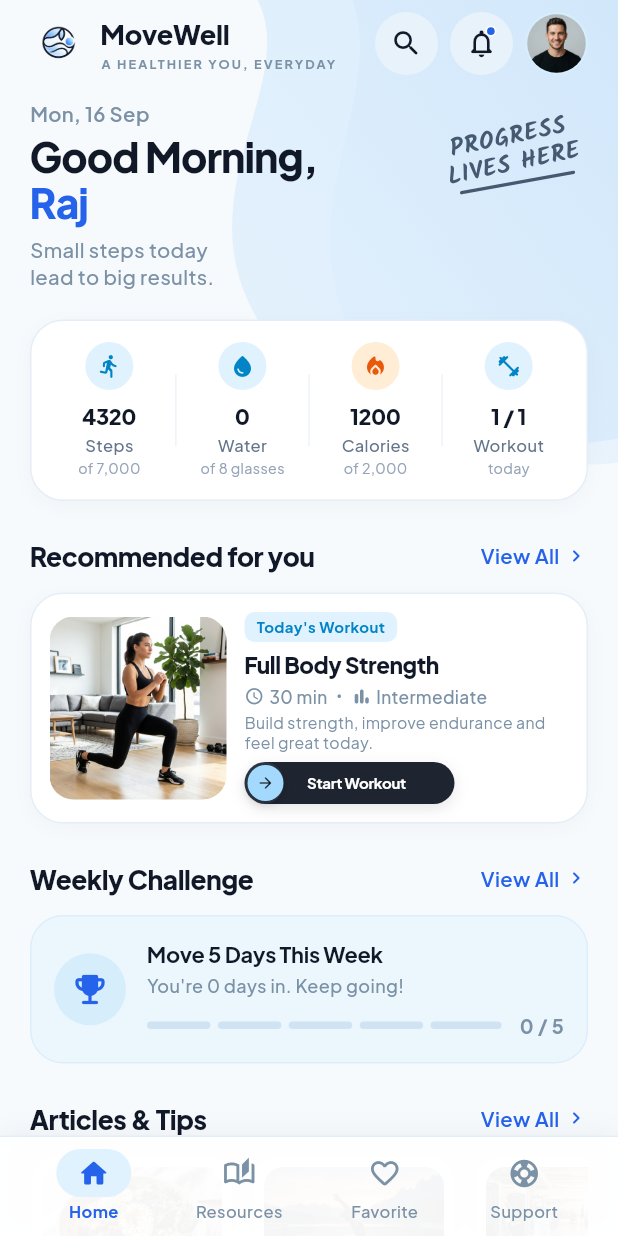
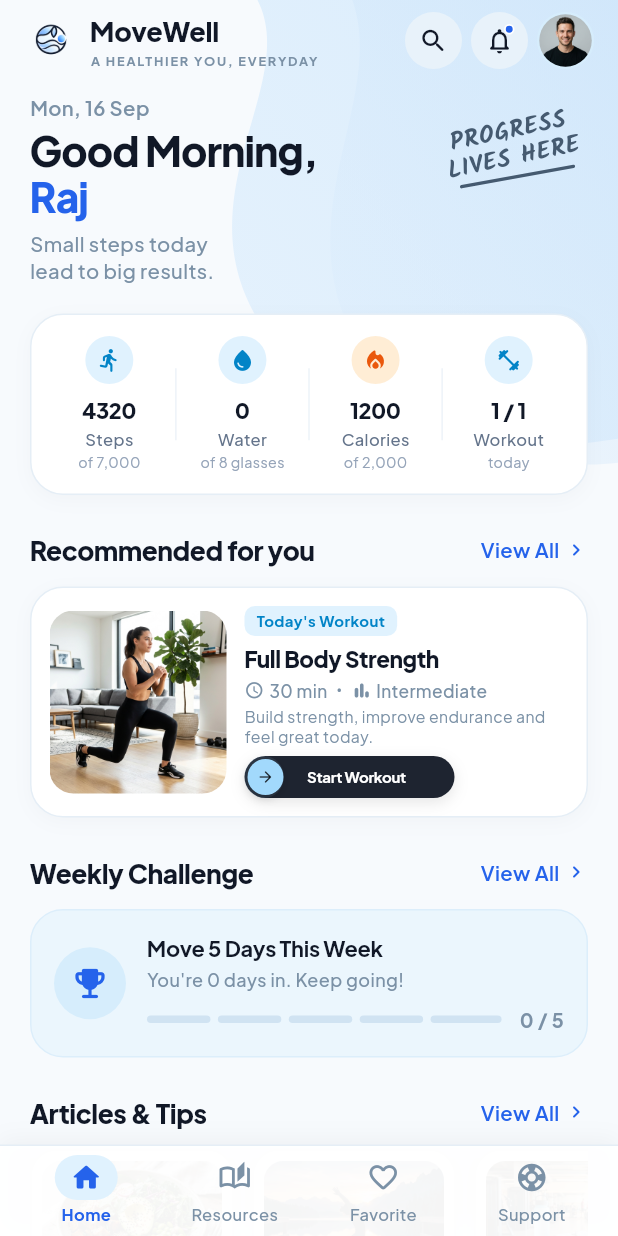
Before and after one commit to Rajkoli145/MoveWell, a Flutter app: the HomeScreen screen opened directly, on a phone screen of 412 x 824 dp. Run offline on Flutter 3.47's test engine with Material 3 defaults, Android fonts, the phone set to English and light mode, and no system bars; our stand-ins replace firebase_auth, firebase_core, firebase_storage, google_fonts, google_sign_in, image_picker; accounts and stored records are empty; Roboto replaces fonts that are missing (Arial).

Commit message:
fix: make HomeScreen top app bar, section headers, and bottom nav fully responsive across all screen sizes without overflow

```diff
--- a/lib/screens/home_screen.dart
+++ b/lib/screens/home_screen.dart
@@ -638,21 +638,27 @@ class _HomeScreenState extends State<HomeScreen> {
   // ---------------------------------------------------------------------------
   Widget _buildTopAppBar() {
     return Padding(
-      padding: const EdgeInsets.fromLTRB(20, 8, 20, 6),
+      padding: const EdgeInsets.fromLTRB(16, 8, 16, 6),
       child: Row(
         mainAxisAlignment: MainAxisAlignment.spaceBetween,
         crossAxisAlignment: CrossAxisAlignment.center,
         children: [
-          // MoveWell Logo & Wordmark
-          Row(
-            children: [
-              Image.asset(AppAssets.logo, width: 38, height: 38),
-              const SizedBox(width: 9),
-              Column(
+          // MoveWell Logo & Wordmark (Responsive & flexible to prevent overflow on small screens)
+          Expanded(
+            child: Row(
+              mainAxisSize: MainAxisSize.min,
+              children: [
+                Image.asset(AppAssets.logo, width: 36, height: 36),
+                const SizedBox(width: 8),
+                Flexible(
+                  child: Column(
                     crossAxisAlignment: CrossAxisAlignment.start,
                     mainAxisSize: MainAxisSize.min,
                     children: [
-                  Text(
+                      FittedBox(
+                        fit: BoxFit.scaleDown,
+                        alignment: Alignment.centerLeft,
+                        child: Text(
                           'MoveWell',
                           style: GoogleFonts.plusJakartaSans(
                             fontSize: 18,
@@ -661,22 +667,32 @@ class _HomeScreenState extends State<HomeScreen> {
                             color: Palette.ink,
                           ),
                         ),
-                  Text(
+                      ),
+                      FittedBox(
+                        fit: BoxFit.scaleDown,
+                        alignment: Alignment.centerLeft,
+                        child: Text(
                           'A HEALTHIER YOU, EVERYDAY',
                           style: GoogleFonts.plusJakartaSans(
                             fontSize: 8.5,
                             fontWeight: FontWeight.w700,
-                      letterSpacing: 1.4,
+                            letterSpacing: 1.2,
                             color: const Color(0xFF7B91A6),
                           ),
-                  ),
-                ],
-              ),
-            ],
-          ),
+                          maxLines: 1,
+                        ),
+                      ),
+                    ],
+                  ),
+                ),
+              ],
+            ),
+          ),
+          const SizedBox(width: 8),
 
           // Top Actions: Search, Notification Bell & Avatar
           Row(
+            mainAxisSize: MainAxisSize.min,
             children: [
               // Search Icon Button
               GestureDetector(
@@ -690,20 +706,20 @@ class _HomeScreenState extends State<HomeScreen> {
                 },
                 behavior: HitTestBehavior.opaque,
                 child: Container(
-                  width: 42,
-                  height: 42,
+                  width: 38,
+                  height: 38,
                   decoration: const BoxDecoration(
                     color: Color(0xFFE8F2FA),
                     shape: BoxShape.circle,
                   ),
                   child: const Icon(
                     Icons.search_rounded,
-                    size: 22,
+                    size: 20,
                     color: Palette.ink,
                   ),
                 ),
               ),
-              const SizedBox(width: 8),
+              const SizedBox(width: 6),
 
               // Notification Bell with Badge
               GestureDetector(
@@ -718,8 +734,8 @@ class _HomeScreenState extends State<HomeScreen> {
                 },
                 behavior: HitTestBehavior.opaque,
                 child: Container(
-                  width: 42,
-                  height: 42,
+                  width: 38,
+                  height: 38,
                   decoration: const BoxDecoration(
                     color: Color(0xFFE8F2FA),
                     shape: BoxShape.circle,
@@ -729,15 +745,15 @@ class _HomeScreenState extends State<HomeScreen> {
                     children: [
                       const Icon(
                         Icons.notifications_none_rounded,
-                        size: 22,
+                        size: 20,
                         color: Palette.ink,
                       ),
                       Positioned(
-                        top: 9,
-                        right: 11,
+                        top: 8,
+                        right: 9,
                         child: Container(
-                          width: 7.5,
-                          height: 7.5,
+                          width: 7,
+                          height: 7,
                           decoration: BoxDecoration(
                             color: const Color(0xFF2563EB),
                             shape: BoxShape.circle,
@@ -749,7 +765,7 @@ class _HomeScreenState extends State<HomeScreen> {
                   ),
                 ),
               ),
-              const SizedBox(width: 8),
+              const SizedBox(width: 6),
 
               // Clean User Profile Avatar (Tappable to open ProfileViewScreen)
               GestureDetector(
@@ -769,8 +785,8 @@ class _HomeScreenState extends State<HomeScreen> {
                 },
                 behavior: HitTestBehavior.opaque,
                 child: Container(
-                  width: 42,
-                  height: 42,
+                  width: 38,
+                  height: 38,
                   decoration: BoxDecoration(
                     shape: BoxShape.circle,
                     border: Border.all(
@@ -1098,8 +1114,10 @@ class _HomeScreenState extends State<HomeScreen> {
   Widget _buildSectionHeader({required String title, VoidCallback? onViewAll}) {
     return Row(
       mainAxisAlignment: MainAxisAlignment.spaceBetween,
-      children: [
-        Text(
+      crossAxisAlignment: CrossAxisAlignment.center,
+      children: [
+        Expanded(
+          child: Text(
             title,
             style: GoogleFonts.plusJakartaSans(
               fontSize: 17.5,
@@ -1107,7 +1125,11 @@ class _HomeScreenState extends State<HomeScreen> {
               letterSpacing: -0.3,
               color: Palette.ink,
             ),
-        ),
+            maxLines: 1,
+            overflow: TextOverflow.ellipsis,
+          ),
+        ),
+        const SizedBox(width: 8),
         GestureDetector(
           onTap: onViewAll,
           behavior: HitTestBehavior.opaque,
@@ -1275,8 +1297,8 @@ class _HomeScreenState extends State<HomeScreen> {
                 // Start Workout Interactive SlideActionPillButton (Draggable & Hold-to-slide, petite compact size)
                 Align(
                   alignment: Alignment.centerLeft,
-                  child: SizedBox(
-                    width: 140,
+                  child: ConstrainedBox(
+                    constraints: const BoxConstraints(maxWidth: 140),
                     child: SlideActionPillButton(
                       height: 28,
                       fontSize: 10,
@@ -1515,25 +1537,37 @@ class _HomeScreenState extends State<HomeScreen> {
       child: SafeArea(
         top: false,
         child: Padding(
-          padding: const EdgeInsets.symmetric(horizontal: 16, vertical: 8),
+          padding: const EdgeInsets.symmetric(horizontal: 8, vertical: 6),
           child: Row(
             mainAxisAlignment: MainAxisAlignment.spaceAround,
             children: [
-              _buildNavItem(index: 0, icon: Icons.home_rounded, label: 'Home'),
-              _buildNavItem(
+              Expanded(
+                child: _buildNavItem(
+                  index: 0,
+                  icon: Icons.home_rounded,
+                  label: 'Home',
+                ),
+              ),
+              Expanded(
+                child: _buildNavItem(
                   index: 1,
                   icon: Icons.auto_stories_outlined,
                   label: 'Resources',
                 ),
-              _buildNavItem(
+              ),
+              Expanded(
+                child: _buildNavItem(
                   index: 2,
                   icon: Icons.favorite_border_rounded,
                   label: 'Favorite',
                 ),
-              _buildNavItem(
+              ),
+              Expanded(
+                child: _buildNavItem(
                   index: 3,
                   icon: Icons.support_outlined,
                   label: 'Support',
+                ),
               ),
             ],
           ),
@@ -1587,7 +1621,7 @@ class _HomeScreenState extends State<HomeScreen> {
         mainAxisSize: MainAxisSize.min,
         children: [
           Container(
-            padding: const EdgeInsets.symmetric(horizontal: 14, vertical: 5),
+            padding: const EdgeInsets.symmetric(horizontal: 10, vertical: 4),
             decoration: BoxDecoration(
               color: isSelected ? const Color(0xFFE0F2FE) : Colors.transparent,
               borderRadius: BorderRadius.circular(16),
@@ -1601,7 +1635,9 @@ class _HomeScreenState extends State<HomeScreen> {
             ),
           ),
           const SizedBox(height: 2),
-          Text(
+          FittedBox(
+            fit: BoxFit.scaleDown,
+            child: Text(
               label,
               style: GoogleFonts.plusJakartaSans(
                 fontSize: 11,
@@ -1610,9 +1646,11 @@ class _HomeScreenState extends State<HomeScreen> {
                     ? const Color(0xFF2563EB)
                     : const Color(0xFF7B91A6),
               ),
-          ),
-        ],
-      ),
-    );
-  }
-}
+              maxLines: 1,
+            ),
+          ),
+        ],
+      ),
+    );
+  }
+}
```
Also changed, not shown: 1 other file. Lines whose indentation alone changed are shown as unchanged.
